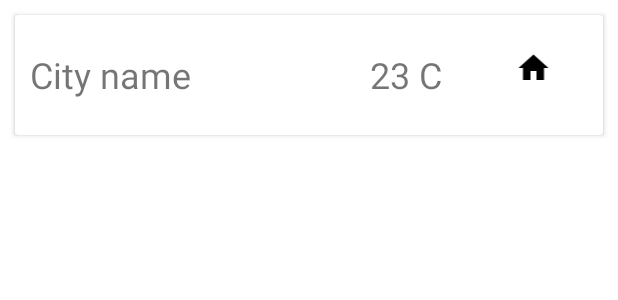
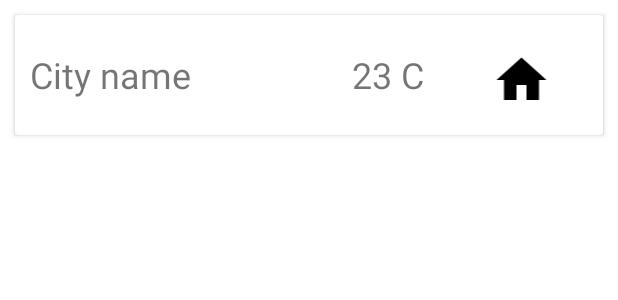
Before and after one commit to kristof12345/Weather, an Android app: the layout city.xml on its own in the app's theme, with its tools: preview values and no code run, on a phone screen of 412 x 824 dp. Shown: the top 300 px of the screen. Run offline under Robolectric (Android 15) with nearby library versions, the phone set to English and light mode, and no system bars; network calls fail.

Commit message:
Display basic weather info for cities

```diff
--- a/app/build.gradle
+++ b/app/build.gradle
@@ -52,4 +52,5 @@ dependencies {
 
     implementation 'com.squareup.retrofit2:retrofit:2.9.0'
     implementation 'com.squareup.retrofit2:converter-gson:2.4.0'
+    implementation 'com.github.bumptech.glide:glide:4.10.0'
 }
--- a/app/src/main/java/com/kristof/weather/models/City.kt
+++ b/app/src/main/java/com/kristof/weather/models/City.kt
@@ -3,5 +3,6 @@ package com.kristof.weather.models
 data class City(
     var name: String,
     var location: Location,
-    var weather: DailyWeather? = null
+    var temperature: Double = 0.0,
+    var weatherIcon: String = ""
 )
--- a/app/src/main/java/com/kristof/weather/presenters/CitiesPresenter.kt
+++ b/app/src/main/java/com/kristof/weather/presenters/CitiesPresenter.kt
@@ -10,6 +10,12 @@ object CitiesPresenter : Presenter<ICitiesScreen?>() {
 
     fun getCities() {
         var citiesList = CitiesRepository.getFavourites()
+        for (city in citiesList) {
+            var weather = WeatherRepository.getCurrent(city).execute().body()!!
+            city.temperature = weather.main.temp
+            city.weatherIcon = weather.weather.first().icon
+        }
+
         this.screen?.showCities(citiesList)
     }
 
--- a/app/src/main/java/com/kristof/weather/repositories/database/CitiesRepository.kt
+++ b/app/src/main/java/com/kristof/weather/repositories/database/CitiesRepository.kt
@@ -5,7 +5,7 @@ import com.kristof.weather.models.Location
 
 object CitiesRepository {
     fun getFavourites(): MutableList<City> {
-        val cities = mutableListOf(City("Budapest", Location(0.0,0.0)), City("London", Location(0.0,0.0)), City("Paris", Location(0.0,0.0)));
+        val cities = mutableListOf(City("Budapest", Location(0.0,0.0) ), City("London", Location(0.0,0.0)), City("Paris", Location(0.0,0.0)));
         return cities;
     }
 
--- a/app/src/main/java/com/kristof/weather/views/cities/CitiesActivity.kt
+++ b/app/src/main/java/com/kristof/weather/views/cities/CitiesActivity.kt
@@ -50,6 +50,8 @@ class CitiesActivity : AppCompatActivity(), ICitiesScreen {
     }
 
     override fun showCities(cityList: List<City>) {
-        adapter.setCityList(cityList)
+        lifecycleScope.launch(Dispatchers.Main) {
+            adapter.setCityList(cityList)
+        }
     }
 }
--- a/app/src/main/java/com/kristof/weather/views/weather/forecast/WeatherForecastFragment.kt
+++ b/app/src/main/java/com/kristof/weather/views/weather/forecast/WeatherForecastFragment.kt
@@ -21,7 +21,7 @@ class WeatherForecastFragment : Fragment(), IWeatherForecastScreen {
         val root = inflater.inflate(R.layout.fragment_forecast, container, false)
         val textView: TextView = root.findViewById(R.id.text_dashboard)
         val city = arguments?.getString("city")
-        textView.text = city + "weather forecast"
+        textView.text = city + " weather forecast"
         return root
     }
 
--- a/app/src/main/res/layout/city.xml
+++ b/app/src/main/res/layout/city.xml
@@ -35,10 +35,10 @@
             android:layout_width="30dp" />
 
         <ImageView
-            android:id="@+id/imageView"
+            android:id="@+id/imageWeather"
             android:layout_weight="1"
-            android:layout_width="30dp"
-            android:layout_height="wrap_content"
+            android:layout_width="50dp"
+            android:layout_height="40dp"
             app:srcCompat="@drawable/ic_home_black_24dp" />
 
     </LinearLayout>
```
Also changed, not shown: app/src/main/java/com/kristof/weather/models/DailyWeather.kt (+6 -1 lines), app/src/main/java/com/kristof/weather/views/cities/CityListAdapter.kt (+10 -3 lines).
